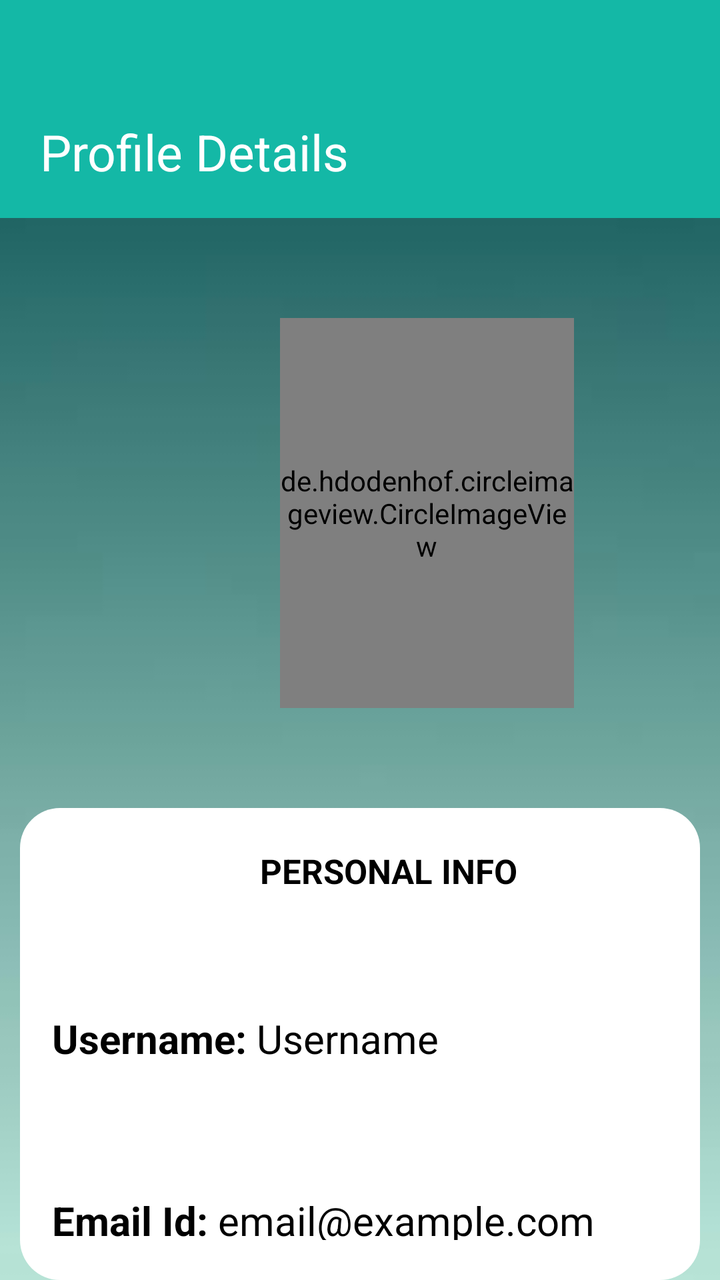
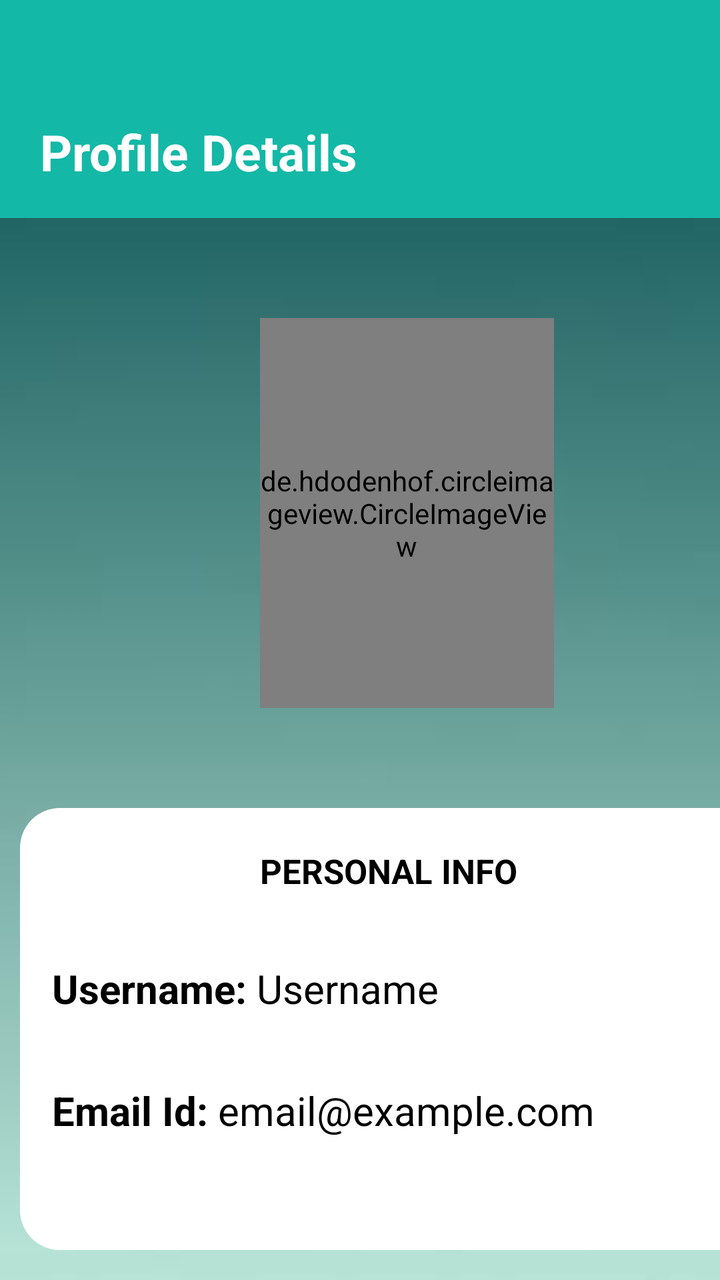

Before-and-after screenshots of an Android layout around one commit, followed by the original layout XML and the change that was made.
<!-- AndroidManifest.xml: application theme Theme.Project5 -->
<!-- res/layout/profile.xml -->
<?xml version="1.0" encoding="utf-8"?>
<LinearLayout xmlns:android="http://schemas.android.com/apk/res/android"
    xmlns:tools="http://schemas.android.com/tools"
    xmlns:app="http://schemas.android.com/apk/res-auto"
    android:orientation="vertical"

    android:background="@drawable/profilebackground"
    android:layout_width="match_parent"
    android:layout_height="match_parent">
//
    <TextView
        android:layout_width="match_parent"
        android:layout_height="109dp"
        android:layout_marginLeft="0dp"

        android:background="@drawable/bluerectangle3"
        android:paddingLeft="20dp"
        android:paddingTop="59dp"
        android:text="Profile Details"
        android:textColor="@color/white"
        android:textSize="25dp"
        android:textStyle="normal" />


    <de.hdodenhof.circleimageview.CircleImageView
        android:id="@+id/imageView3"
        android:layout_width="147dp"
        android:layout_height="195dp"
        android:layout_marginLeft="140dp"
        android:layout_marginTop="50dp"
        android:scaleType="centerCrop"
        android:src="@drawable/boyandgirl" />
<LinearLayout
    android:layout_width="match_parent"
    android:layout_height="wrap_content"
    android:background="@drawable/profilepage"
    android:layout_marginLeft="10dp"
    android:layout_marginTop="50dp"
    android:layout_marginRight="10dp"
    android:orientation="vertical">
    <TextView
        android:layout_width="match_parent"
        android:layout_height="wrap_content"
        android:textColor="@color/black"
        android:text="PERSONAL INFO"
        android:paddingLeft="120dp"
        android:paddingTop="20dp"
        android:textSize="17dp"
        android:textStyle="bold"/>
    <LinearLayout
        android:layout_width="match_parent"
        android:layout_height="wrap_content"
        android:layout_marginTop="20dp"
        android:paddingLeft="16dp"
        android:orientation="horizontal">

        <TextView
            android:id="@+id/heading1"
            android:layout_width="wrap_content"
            android:layout_height="wrap_content"
            android:layout_marginTop="39dp"
            android:text="Username: "
            android:textSize="20sp"
            android:textColor="@color/black"
            android:textStyle="bold"
            tools:layout_editor_absoluteX="16dp"
            tools:layout_editor_absoluteY="297dp" />
    <TextView
          android:id="@+id/tvUsername"
        android:layout_width="wrap_content"
        android:layout_height="wrap_content"
        android:layout_marginTop="39dp"
        android:text="Username"
        android:textSize="20sp"
        android:textColor="@color/black"
        android:textStyle="normal"
        tools:layout_editor_absoluteX="16dp"
        tools:layout_editor_absoluteY="297dp" />
</LinearLayout>
    <LinearLayout
        android:layout_width="match_parent"
        android:layout_height="wrap_content"
        android:orientation="horizontal"
        android:layout_marginBottom="20dp"
        android:paddingLeft="16dp">

        <TextView
            android:id="@+id/Heading2"
            android:layout_width="wrap_content"
            android:layout_height="wrap_content"
            android:layout_marginTop="64dp"
            android:text="Email Id: "
            android:textColor="@color/black"

            android:textSize="20sp"
            android:textStyle="bold"
            app:layout_constraintEnd_toEndOf="parent"
            app:layout_constraintHorizontal_bias="0.075"
            app:layout_constraintStart_toStartOf="parent"
            app:layout_constraintTop_toBottomOf="@id/tvUsername" />

        <TextView
            android:id="@+id/tvEmailid"
            android:layout_width="match_parent"
            android:layout_height="wrap_content"
            android:layout_marginTop="64dp"
            android:maxLines="2"
            android:text="email@example.com"
            android:textColor="@color/black"
            android:textSize="20sp"
            android:textStyle="normal"
            app:layout_constraintEnd_toEndOf="parent"
            app:layout_constraintHorizontal_bias="0.075"
            app:layout_constraintStart_toStartOf="parent"
            app:layout_constraintTop_toBottomOf="@id/tvUsername" />
    </LinearLayout>
</LinearLayout>
    <Button
        android:id="@+id/btnlogOut"
        android:layout_width="118dp"
        android:layout_height="59dp"
        android:layout_marginLeft="145dp"
        android:layout_marginTop="50dp"
        android:backgroundTint="#14B8A6"
        android:text="Log Out"
        android:textColor="#FFFFFF" />


</LinearLayout>
<!-- resources referenced by this layout -->
<resources>
  <color name="black">#FF000000</color>
  <color name="white">#FFFFFFFF</color>
  <!-- drawable bluerectangle3 (drawable) -->
  <?xml version="1.0" encoding="utf-8"?>
  <shape xmlns:android="http://schemas.android.com/apk/res/android"
      xmlns:tools="http://schemas.android.com/tools"
      android:shape="rectangle"
      tools:ignore="ExtraText">
      
      android:width="2dp"/>
      <solid android:color="#14B8A6"
  
          />
  </shape>
  <!-- drawable boyandgirl: jpeg bitmap (drawable, 22823 bytes) -->
  <!-- drawable profilebackground: jpeg bitmap (drawable, 2606 bytes) -->
  <!-- drawable profilepage (drawable) -->
  <?xml version="1.0" encoding="utf-8"?>
  <shape xmlns:android="http://schemas.android.com/apk/res/android"
      android:shape="rectangle">
      <solid android:color="@color/white"/>
      <corners
          android:radius="20dp"/>
  
  
  
  
  </shape>
  <style name="Theme.Project5" parent="Base.Theme.Project5" />
  <style name="Base.Theme.Project5" parent="Theme.MaterialComponents.DayNight.NoActionBar">
          <item name="colorSecondary">#2196F3</item>
          <item name="colorControlActivated">#2196F3</item>
          <item name="colorOnSurface">#2196F3</item>
          
  
          
      </style>
</resources>

<!-- the commit's change to res/layout/profile.xml (unified diff, before → after) -->
@@ -18,110 +18,117 @@
         android:paddingTop="59dp"
         android:text="Profile Details"
         android:textColor="@color/white"
+
         android:textSize="25dp"
-        android:textStyle="normal" />
+        android:textStyle="bold" />
 
 
     <de.hdodenhof.circleimageview.CircleImageView
         android:id="@+id/imageView3"
         android:layout_width="147dp"
         android:layout_height="195dp"
-        android:layout_marginLeft="140dp"
+        android:layout_marginLeft="130dp"
         android:layout_marginTop="50dp"
         android:scaleType="centerCrop"
         android:src="@drawable/boyandgirl" />
-<LinearLayout
-    android:layout_width="match_parent"
-    android:layout_height="wrap_content"
-    android:background="@drawable/profilepage"
-    android:layout_marginLeft="10dp"
-    android:layout_marginTop="50dp"
-    android:layout_marginRight="10dp"
-    android:orientation="vertical">
-    <TextView
-        android:layout_width="match_parent"
-        android:layout_height="wrap_content"
-        android:textColor="@color/black"
-        android:text="PERSONAL INFO"
-        android:paddingLeft="120dp"
-        android:paddingTop="20dp"
-        android:textSize="17dp"
-        android:textStyle="bold"/>
+
     <LinearLayout
-        android:layout_width="match_parent"
-        android:layout_height="wrap_content"
-        android:layout_marginTop="20dp"
-        android:paddingLeft="16dp"
-        android:orientation="horizontal">
+        android:layout_width="370dp"
+        android:layout_height="221dp"
+        android:layout_marginLeft="10dp"
+        android:layout_marginTop="50dp"
+        android:layout_marginRight="30dp"
+        android:background="@drawable/profilepage"
+
+        android:orientation="vertical">
 
         <TextView
-            android:id="@+id/heading1"
-            android:layout_width="wrap_content"
-            android:layout_height="wrap_content"
-            android:layout_marginTop="39dp"
-            android:text="Username: "
-            android:textSize="20sp"
-            android:textColor="@color/black"
-            android:textStyle="bold"
-            tools:layout_editor_absoluteX="16dp"
-            tools:layout_editor_absoluteY="297dp" />
-    <TextView
-          android:id="@+id/tvUsername"
-        android:layout_width="wrap_content"
-        android:layout_height="wrap_content"
-        android:layout_marginTop="39dp"
-        android:text="Username"
-        android:textSize="20sp"
-        android:textColor="@color/black"
-        android:textStyle="normal"
-        tools:layout_editor_absoluteX="16dp"
-        tools:layout_editor_absoluteY="297dp" />
-</LinearLayout>
-    <LinearLayout
-        android:layout_width="match_parent"
-        android:layout_height="wrap_content"
-        android:orientation="horizontal"
-        android:layout_marginBottom="20dp"
-        android:paddingLeft="16dp">
-
-        <TextView
-            android:id="@+id/Heading2"
-            android:layout_width="wrap_content"
-            android:layout_height="wrap_content"
-            android:layout_marginTop="64dp"
-            android:text="Email Id: "
-            android:textColor="@color/black"
-
-            android:textSize="20sp"
-            android:textStyle="bold"
-            app:layout_constraintEnd_toEndOf="parent"
-            app:layout_constraintHorizontal_bias="0.075"
-            app:layout_constraintStart_toStartOf="parent"
-            app:layout_constraintTop_toBottomOf="@id/tvUsername" />
-
-        <TextView
-            android:id="@+id/tvEmailid"
             android:layout_width="match_parent"
             android:layout_height="wrap_content"
-            android:layout_marginTop="64dp"
-            android:maxLines="2"
-            android:text="email@example.com"
+            android:paddingLeft="120dp"
+            android:paddingTop="20dp"
+            android:text="PERSONAL INFO"
             android:textColor="@color/black"
-            android:textSize="20sp"
-            android:textStyle="normal"
-            app:layout_constraintEnd_toEndOf="parent"
-            app:layout_constraintHorizontal_bias="0.075"
-            app:layout_constraintStart_toStartOf="parent"
-            app:layout_constraintTop_toBottomOf="@id/tvUsername" />
+            android:textSize="17dp"
+            android:textStyle="bold" />
+
+        <LinearLayout
+            android:layout_width="match_parent"
+            android:layout_height="wrap_content"
+            android:layout_marginTop="5dp"
+            android:orientation="horizontal"
+            android:paddingLeft="16dp">
+
+            <TextView
+                android:id="@+id/heading1"
+                android:layout_width="wrap_content"
+                android:layout_height="wrap_content"
+                android:layout_marginTop="29dp"
+                android:text="Username: "
+                android:textColor="@color/black"
+                android:textSize="20sp"
+                android:textStyle="bold"
+                tools:layout_editor_absoluteX="16dp"
+                tools:layout_editor_absoluteY="297dp" />
+
+            <TextView
+                android:id="@+id/tvUsername"
+                android:layout_width="wrap_content"
+                android:layout_height="wrap_content"
+                android:layout_marginTop="29dp"
+                android:text="Username"
+                android:textColor="@color/black"
+                android:textSize="20sp"
+                android:textStyle="normal"
+                tools:layout_editor_absoluteX="16dp"
+                tools:layout_editor_absoluteY="297dp" />
+        </LinearLayout>
+
+        <LinearLayout
+            android:layout_width="match_parent"
+            android:layout_height="wrap_content"
+            android:layout_marginBottom="20dp"
+            android:orientation="horizontal"
+            android:paddingLeft="16dp">
+
+            <TextView
+                android:id="@+id/Heading2"
+                android:layout_width="wrap_content"
+                android:layout_height="wrap_content"
+                android:layout_marginTop="34dp"
+                android:text="Email Id: "
+                android:textColor="@color/black"
+
+                android:textSize="20sp"
+                android:textStyle="bold"
+                app:layout_constraintEnd_toEndOf="parent"
+                app:layout_constraintHorizontal_bias="0.075"
+                app:layout_constraintStart_toStartOf="parent"
+                app:layout_constraintTop_toBottomOf="@id/tvUsername" />
+
+            <TextView
+                android:id="@+id/tvEmailid"
+                android:layout_width="match_parent"
+                android:layout_height="wrap_content"
+                android:layout_marginTop="34dp"
+                android:maxLines="2"
+                android:text="email@example.com"
+                android:textColor="@color/black"
+                android:textSize="20sp"
+                android:textStyle="normal"
+                app:layout_constraintEnd_toEndOf="parent"
+                app:layout_constraintHorizontal_bias="0.075"
+                app:layout_constraintStart_toStartOf="parent"
+                app:layout_constraintTop_toBottomOf="@id/tvUsername" />
+        </LinearLayout>
     </LinearLayout>
-</LinearLayout>
     <Button
         android:id="@+id/btnlogOut"
         android:layout_width="118dp"
         android:layout_height="59dp"
         android:layout_marginLeft="145dp"
         android:layout_marginTop="50dp"
-        android:backgroundTint="#14B8A6"
+        android:backgroundTint="#C62828"
         android:text="Log Out"
         android:textColor="#FFFFFF" />
 
